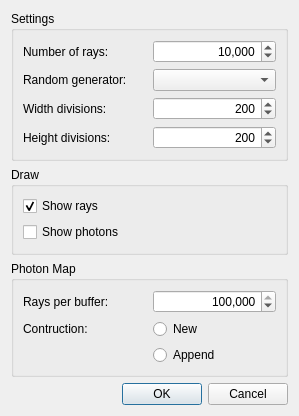
Before: the Qt Designer form source/application/run/RayOptionsDialog.ui in CST-Modelling-Tools/TonatiuhPP, drawn with Qt 5.
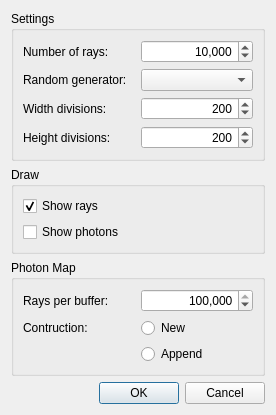
After: the same form once the commit is applied.

Commit message: config native

What changed in the file:
```diff
--- a/source/application/run/RayOptionsDialog.ui
+++ b/source/application/run/RayOptionsDialog.ui
@@ -6,8 +6,8 @@
    <rect>
     <x>0</x>
     <y>0</y>
-    <width>299</width>
-    <height>416</height>
+    <width>276</width>
+    <height>362</height>
    </rect>
   </property>
   <property name="windowTitle">
```
The commit also changes 2 other files.
